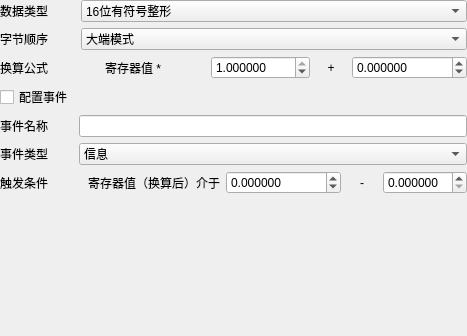
Above: add/addttlvnum.ui from quectel-open-source/QthTools-DTU_Modbus-Win before the change. Below: the same form after it.
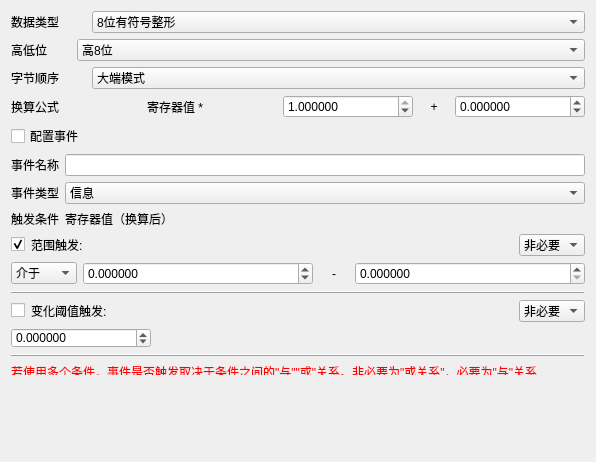
That is the form after the change. Custom widgets are drawn as their Qt base class.

Diff of the .ui file:
```diff
--- a/add/addttlvnum.ui
+++ b/add/addttlvnum.ui
@@ -6,256 +6,64 @@
    <rect>
     <x>0</x>
     <y>0</y>
-    <width>467</width>
-    <height>336</height>
+    <width>596</width>
+    <height>462</height>
    </rect>
   </property>
+  <property name="sizePolicy">
+   <sizepolicy hsizetype="Expanding" vsizetype="Expanding">
+    <horstretch>0</horstretch>
+    <verstretch>0</verstretch>
+   </sizepolicy>
+  </property>
+  <property name="maximumSize">
+   <size>
+    <width>596</width>
+    <height>16777215</height>
+   </size>
+  </property>
   <property name="windowTitle">
    <string>Form</string>
   </property>
   <layout class="QGridLayout" name="gridLayout">
-   <property name="leftMargin">
-    <number>0</number>
-   </property>
-   <property name="topMargin">
-    <number>0</number>
-   </property>
-   <property name="rightMargin">
-    <number>0</number>
-   </property>
-   <item row="4" column="0">
-    <widget class="QLabel" name="label_name">
-     <property name="minimumSize">
-      <size>
-       <width>0</width>
-       <height>0</height>
-      </size>
-     </property>
-     <property name="maximumSize">
-      <size>
-       <width>16777215</width>
-       <height>16777215</height>
-      </size>
-     </property>
-     <property name="text">
-      <string>事件名称</string>
-     </property>
-    </widget>
-   </item>
-   <item row="6" column="0" colspan="2">
+   <item row="1" column="0">
     <layout class="QHBoxLayout" name="horizontalLayout">
      <item>
-      <widget class="QLabel" name="label_condition">
-       <property name="minimumSize">
-        <size>
-         <width>0</width>
-         <height>0</height>
-        </size>
+      <widget class="QLabel" name="label_8">
+       <property name="sizePolicy">
+        <sizepolicy hsizetype="Fixed" vsizetype="Preferred">
+         <horstretch>0</horstretch>
+         <verstretch>0</verstretch>
+        </sizepolicy>
        </property>
-       <property name="maximumSize">
-        <size>
-         <width>16777215</width>
-         <height>16777215</height>
-        </size>
-       </property>
        <property name="text">
-        <string>触发条件</string>
+        <string>高低位       </string>
        </property>
       </widget>
      </item>
      <item>
-      <widget class="QLabel" name="label_value">
-       <property name="maximumSize">
-        <size>
-         <width>16777215</width>
-         <height>16777215</height>
-        </size>
+      <widget class="QComboBox" name="comboBox_order_2">
+       <property name="sizePolicy">
+        <sizepolicy hsizetype="MinimumExpanding" vsizetype="Fixed">
+         <horstretch>0</horstretch>
+         <verstretch>0</verstretch>
+        </sizepolicy>
        </property>
-       <property name="styleSheet">
-        <string notr="true"/>
-       </property>
-       <property name="text">
-        <string>寄存器值（换算后）介于</string>
-       </property>
+       <item>
+        <property name="text">
+         <string>高8位</string>
+        </property>
+       </item>
+       <item>
+        <property name="text">
+         <string>低8位</string>
+        </property>
+       </item>
       </widget>
      </item>
-     <item>
-      <widget class="QDoubleSpinBox" name="register_value_min">
-       <property name="decimals">
-        <number>6</number>
-       </property>
-       <property name="minimum">
-        <double>-18446744073709551616.000000000000000</double>
-       </property>
-       <property name="value">
-        <double>0.000000000000000</double>
-       </property>
-      </widget>
-     </item>
-     <item>
-      <widget class="QLabel" name="label_10">
-       <property name="maximumSize">
-        <size>
-         <width>30</width>
-         <height>16777215</height>
-        </size>
-       </property>
-       <property name="text">
-        <string>-</string>
-       </property>
-       <property name="alignment">
-        <set>Qt::AlignCenter</set>
-       </property>
-      </widget>
-     </item>
-     <item>
-      <widget class="QDoubleSpinBox" name="register_value_max">
-       <property name="decimals">
-        <number>6</number>
-       </property>
-      </widget>
-     </item>
     </layout>
    </item>
-   <item row="4" column="1">
-    <widget class="QLineEdit" name="event_name">
-     <property name="maxLength">
-      <number>64</number>
-     </property>
-    </widget>
-   </item>
-   <item row="2" column="0" colspan="2">
-    <layout class="QHBoxLayout" name="horizontalLayout_2">
-     <item>
-      <widget class="QLabel" name="label_3">
-       <property name="minimumSize">
-        <size>
-         <width>0</width>
-         <height>0</height>
-        </size>
-       </property>
-       <property name="maximumSize">
-        <size>
-         <width>16777215</width>
-         <height>16777215</height>
-        </size>
-       </property>
-       <property name="text">
-        <string>换算公式</string>
-       </property>
-      </widget>
-     </item>
-     <item>
-      <widget class="QLabel" name="label_4">
-       <property name="maximumSize">
-        <size>
-         <width>16777215</width>
-         <height>16777215</height>
-        </size>
-       </property>
-       <property name="text">
-        <string>寄存器值 * </string>
-       </property>
-      </widget>
-     </item>
-     <item>
-      <widget class="MyDoubleSpinBox" name="doubleSpinBox_multiple">
-       <property name="decimals">
-        <number>6</number>
-       </property>
-       <property name="minimum">
-        <double>0.000001000000000</double>
-       </property>
-       <property name="maximum">
-        <double>1.000000000000000</double>
-       </property>
-       <property name="singleStep">
-        <double>0.000001000000000</double>
-       </property>
-       <property name="stepType">
-        <enum>QAbstractSpinBox::DefaultStepType</enum>
-       </property>
-       <property name="value">
-        <double>1.000000000000000</double>
-       </property>
-      </widget>
-     </item>
-     <item>
-      <widget class="QLabel" name="label_5">
-       <property name="maximumSize">
-        <size>
-         <width>30</width>
-         <height>16777215</height>
-        </size>
-       </property>
-       <property name="text">
-        <string>+</string>
-       </property>
-       <property name="alignment">
-        <set>Qt::AlignCenter</set>
-       </property>
-      </widget>
-     </item>
-     <item>
-      <widget class="QDoubleSpinBox" name="doubleSpinBox_increment">
-       <property name="decimals">
-        <number>6</number>
-       </property>
-       <property name="minimum">
-        <double>-999999.999998999992386</double>
-       </property>
-       <property name="maximum">
-        <double>999999.999998999992386</double>
-       </property>
-       <property name="singleStep">
-        <double>0.000001000000000</double>
-       </property>
-      </widget>
-     </item>
-    </layout>
-   </item>
-   <item row="5" column="0">
-    <widget class="QLabel" name="label_type">
-     <property name="minimumSize">
-      <size>
-       <width>0</width>
-       <height>0</height>
-      </size>
-     </property>
-     <property name="maximumSize">
-      <size>
-       <width>16777215</width>
-       <height>16777215</height>
-      </size>
-     </property>
-     <property name="text">
-      <string>事件类型</string>
-     </property>
-    </widget>
-   </item>
-   <item row="7" column="0" colspan="2">
-    <widget class="QWidget" name="widget" native="true"/>
-   </item>
-   <item row="5" column="1">
-    <widget class="QComboBox" name="event_type">
-     <item>
-      <property name="text">
-       <string>信息</string>
-      </property>
-     </item>
-     <item>
-      <property name="text">
-       <string>告警</string>
-      </property>
-     </item>
-     <item>
-      <property name="text">
-       <string>故障</string>
-      </property>
-     </item>
-    </widget>
-   </item>
-   <item row="0" column="0" colspan="2">
+   <item row="0" column="0">
     <layout class="QHBoxLayout" name="horizontalLayout_3">
      <item>
       <widget class="QLabel" name="label">
@@ -278,6 +86,16 @@
      </item>
      <item>
       <widget class="QComboBox" name="comboBox_numType">
+       <item>
+        <property name="text">
+         <string>8位有符号整形</string>
+        </property>
+       </item>
+       <item>
+        <property name="text">
+         <string>8位无符号整形</string>
+        </property>
+       </item>
        <item>
         <property name="text">
          <string>16位有符号整形</string>
@@ -328,16 +146,96 @@
     </layout>
    </item>
    <item row="3" column="0">
-    <widget class="QCheckBox" name="checkBox_event">
-     <property name="text">
-      <string>配置事件</string>
-     </property>
-     <property name="checked">
-      <bool>false</bool>
-     </property>
-    </widget>
+    <layout class="QHBoxLayout" name="horizontalLayout_2">
+     <item>
+      <widget class="QLabel" name="label_3">
+       <property name="minimumSize">
+        <size>
+         <width>0</width>
+         <height>0</height>
+        </size>
+       </property>
+       <property name="maximumSize">
+        <size>
+         <width>16777215</width>
+         <height>16777215</height>
+        </size>
+       </property>
+       <property name="text">
+        <string>换算公式</string>
+       </property>
+      </widget>
+     </item>
+     <item>
+      <widget class="QLabel" name="label_4">
+       <property name="maximumSize">
+        <size>
+         <width>16777215</width>
+         <height>16777215</height>
+        </size>
+       </property>
+       <property name="text">
+        <string>寄存器值 * </string>
+       </property>
+      </widget>
+     </item>
+     <item>
+      <widget class="MyDoubleSpinBox" name="doubleSpinBox_multiple">
+       <property name="decimals">
+        <number>6</number>
+       </property>
+       <property name="minimum">
+        <double>0.000001000000000</double>
+       </property>
+       <property name="maximum">
+        <double>1.000000000000000</double>
+       </property>
+       <property name="singleStep">
+        <double>0.000001000000000</double>
+       </property>
+       <property name="stepType">
+        <enum>QAbstractSpinBox::DefaultStepType</enum>
+       </property>
+       <property name="value">
+        <double>1.000000000000000</double>
+       </property>
+      </widget>
+     </item>
+     <item>
+      <widget class="QLabel" name="label_5">
+       <property name="maximumSize">
+        <size>
+         <width>30</width>
+         <height>16777215</height>
+        </size>
+       </property>
+       <property name="text">
+        <string>+</string>
+       </property>
+       <property name="alignment">
+        <set>Qt::AlignCenter</set>
+       </property>
+      </widget>
+     </item>
+     <item>
+      <widget class="QDoubleSpinBox" name="doubleSpinBox_increment">
+       <property name="decimals">
+        <number>6</number>
+       </property>
+       <property name="minimum">
+        <double>-999999.999998999992386</double>
+       </property>
+       <property name="maximum">
+        <double>999999.999998999992386</double>
+       </property>
+       <property name="singleStep">
+        <double>0.000001000000000</double>
+       </property>
+      </widget>
+     </item>
+    </layout>
    </item>
-   <item row="1" column="0" colspan="2">
+   <item row="2" column="0">
     <layout class="QHBoxLayout" name="horizontalLayout_4">
      <item>
       <widget class="QLabel" name="label_2">
@@ -384,6 +282,469 @@
      </item>
     </layout>
    </item>
+   <item row="4" column="0">
+    <widget class="QCheckBox" name="checkBox_event">
+     <property name="text">
+      <string>配置事件</string>
+     </property>
+     <property name="checked">
+      <bool>false</bool>
+     </property>
+    </widget>
+   </item>
+   <item row="8" column="0">
+    <widget class="QWidget" name="widget_2" native="true">
+     <property name="sizePolicy">
+      <sizepolicy hsizetype="Expanding" vsizetype="Expanding">
+       <horstretch>0</horstretch>
+       <verstretch>0</verstretch>
+      </sizepolicy>
+     </property>
+    </widget>
+   </item>
+   <item row="6" column="0">
+    <layout class="QVBoxLayout" name="verticalLayout_3">
+     <item>
+      <widget class="QFrame" name="frame_2">
+       <property name="sizePolicy">
+        <sizepolicy hsizetype="Expanding" vsizetype="Fixed">
+         <horstretch>0</horstretch>
+         <verstretch>0</verstretch>
+        </sizepolicy>
+       </property>
+       <property name="frameShape">
+        <enum>QFrame::HLine</enum>
+       </property>
+       <property name="frameShadow">
+        <enum>QFrame::Raised</enum>
+       </property>
+      </widget>
+     </item>
+    </layout>
+   </item>
+   <item row="5" column="0">
+    <layout class="QVBoxLayout" name="verticalLayout_4">
+     <item>
+      <layout class="QGridLayout" name="gridLayout_5">
+       <item row="1" column="0">
+        <widget class="QLabel" name="label_type">
+         <property name="minimumSize">
+          <size>
+           <width>0</width>
+           <height>0</height>
+          </size>
+         </property>
+         <property name="maximumSize">
+          <size>
+           <width>16777215</width>
+           <height>16777215</height>
+          </size>
+         </property>
+         <property name="text">
+          <string>事件类型</string>
+         </property>
+        </widget>
+       </item>
+       <item row="1" column="1">
+        <widget class="QComboBox" name="event_type">
+         <item>
+          <property name="text">
+           <string>信息</string>
+          </property>
+         </item>
+         <item>
+          <property name="text">
+           <string>告警</string>
+          </property>
+         </item>
+         <item>
+          <property name="text">
+           <string>故障</string>
+          </property>
+         </item>
+        </widget>
+       </item>
+       <item row="0" column="1">
+        <widget class="QLineEdit" name="event_name">
+         <property name="maxLength">
+          <number>64</number>
+         </property>
+        </widget>
+       </item>
+       <item row="2" column="0">
+        <widget class="QLabel" name="label_condition">
+         <property name="sizePolicy">
+          <sizepolicy hsizetype="Fixed" vsizetype="Preferred">
+           <horstretch>0</horstretch>
+           <verstretch>0</verstretch>
+          </sizepolicy>
+         </property>
+         <property name="minimumSize">
+          <size>
+           <width>0</width>
+           <height>0</height>
+          </size>
+         </property>
+         <property name="maximumSize">
+          <size>
+           <width>16777215</width>
+           <height>16777215</height>
+          </size>
+         </property>
+         <property name="text">
+          <string>触发条件</string>
+         </property>
+        </widget>
+       </item>
+       <item row="2" column="1">
+        <widget class="QLabel" name="label_value">
+         <property name="sizePolicy">
+          <sizepolicy hsizetype="Fixed" vsizetype="Preferred">
+           <horstretch>0</horstretch>
+           <verstretch>0</verstretch>
+          </sizepolicy>
+         </property>
+         <property name="maximumSize">
+          <size>
+           <width>16777215</width>
+           <height>16777215</height>
+          </size>
+         </property>
+         <property name="styleSheet">
+          <string notr="true"/>
+         </property>
+         <property name="text">
+          <string>寄存器值（换算后）</string>
+         </property>
+        </widget>
+       </item>
+       <item row="0" column="0">
+        <widget class="QLabel" name="label_name">
+         <property name="minimumSize">
+          <size>
+           <width>0</width>
+           <height>0</height>
+          </size>
+         </property>
+         <property name="maximumSize">
+          <size>
+           <width>16777215</width>
+           <height>16777215</height>
+          </size>
+         </property>
+         <property name="text">
+          <string>事件名称</string>
+         </property>
+        </widget>
+       </item>
+      </layout>
+     </item>
+     <item>
+      <layout class="QHBoxLayout" name="horizontalLayout_8">
+       <item>
+        <widget class="QCheckBox" name="FlagCondition1">
+         <property name="sizePolicy">
+          <sizepolicy hsizetype="Fixed" vsizetype="Fixed">
+           <horstretch>0</horstretch>
+           <verstretch>0</verstretch>
+          </sizepolicy>
+         </property>
+         <property name="text">
+          <string/>
+         </property>
+         <property name="checkable">
+          <bool>true</bool>
+         </property>
+         <property name="checked">
+          <bool>true</bool>
+         </property>
+         <property name="tristate">
+          <bool>false</bool>
+         </property>
+        </widget>
+       </item>
+       <item>
+        <widget class="QLabel" name="label_6">
+         <property name="sizePolicy">
+          <sizepolicy hsizetype="Preferred" vsizetype="Preferred">
+           <horstretch>0</horstretch>
+           <verstretch>0</verstretch>
+          </sizepolicy>
+         </property>
+         <property name="text">
+          <string>范围触发:  </string>
+         </property>
+        </widget>
+       </item>
+       <item>
+        <widget class="QComboBox" name="event_range_mode">
+         <property name="sizePolicy">
+          <sizepolicy hsizetype="Fixed" vsizetype="Fixed">
+           <horstretch>0</horstretch>
+           <verstretch>0</verstretch>
+          </sizepolicy>
+         </property>
+         <property name="currentIndex">
+          <number>0</number>
+         </property>
+         <property name="maxVisibleItems">
+          <number>2</number>
+         </property>
+         <item>
+          <property name="text">
+           <string>非必要</string>
+          </property>
+         </item>
+         <item>
+          <property name="text">
+           <string>必要</string>
+          </property>
+         </item>
+        </widget>
+       </item>
+      </layout>
+     </item>
+     <item>
+      <widget class="QWidget" name="widget" native="true">
+       <layout class="QVBoxLayout" name="verticalLayout">
+        <property name="leftMargin">
+         <number>0</number>
+        </property>
+        <property name="topMargin">
+         <number>0</number>
+        </property>
+        <property name="rightMargin">
+         <number>0</number>
+        </property>
+        <property name="bottomMargin">
+         <number>0</number>
+        </property>
+        <item>
+         <layout class="QHBoxLayout" name="horizontalLayout_5">
+          <item>
+           <widget class="QComboBox" name="event_num_flag">
+            <property name="sizePolicy">
+             <sizepolicy hsizetype="Fixed" vsizetype="Fixed">
+              <horstretch>0</horstretch>
+              <verstretch>0</verstretch>
+             </sizepolicy>
+            </property>
+            <item>
+             <property name="text">
+              <string>介于</string>
+             </property>
+            </item>
+            <item>
+             <property name="text">
+              <string>不介于</string>
+             </property>
+            </item>
+           </widget>
+          </item>
+          <item>
+           <widget class="QDoubleSpinBox" name="register_value_min">
+            <property name="sizePolicy">
+             <sizepolicy hsizetype="Minimum" vsizetype="Fixed">
+              <horstretch>0</horstretch>
+              <verstretch>0</verstretch>
+             </sizepolicy>
+            </property>
+            <property name="decimals">
+             <number>6</number>
+            </property>
+            <property name="minimum">
+             <double>-18446744073709551616.000000000000000</double>
+            </property>
+            <property name="value">
+             <double>0.000000000000000</double>
+            </property>
+           </widget>
+          </item>
+          <item>
+           <widget class="QLabel" name="label_10">
+            <property name="maximumSize">
+             <size>
+              <width>30</width>
+              <height>16777215</height>
+             </size>
+            </property>
+            <property name="text">
+             <string>-</string>
+            </property>
+            <property name="alignment">
+             <set>Qt::AlignCenter</set>
+            </property>
+           </widget>
+          </item>
+          <item>
+           <widget class="QDoubleSpinBox" name="register_value_max">
+            <property name="decimals">
+             <number>6</number>
+            </property>
+           </widget>
+          </item>
+         </layout>
+        </item>
+       </layout>
+      </widget>
+     </item>
+     <item>
+      <layout class="QVBoxLayout" name="verticalLayout_2">
+       <item>
+        <widget class="QFrame" name="frame">
+         <property name="sizePolicy">
+          <sizepolicy hsizetype="Expanding" vsizetype="Fixed">
+           <horstretch>0</horstretch>
+           <verstretch>0</verstretch>
+          </sizepolicy>
+         </property>
+         <property name="maximumSize">
+          <size>
+           <width>16777215</width>
+           <height>3</height>
+          </size>
+         </property>
+         <property name="frameShape">
+          <enum>QFrame::HLine</enum>
+         </property>
+         <property name="frameShadow">
+          <enum>QFrame::Raised</enum>
+         </property>
+        </widget>
+       </item>
+      </layout>
+     </item>
+     <item>
+      <layout class="QHBoxLayout" name="horizontalLayout_9">
+       <item>
+        <widget class="QCheckBox" name="FlagCondition2">
+         <property name="sizePolicy">
+          <sizepolicy hsizetype="Fixed" vsizetype="Fixed">
+           <horstretch>0</horstretch>
+           <verstretch>0</verstretch>
+          </sizepolicy>
+         </property>
+         <property name="text">
+          <string/>
+         </property>
+        </widget>
+       </item>
+       <item>
+        <widget class="QLabel" name="label_7">
+         <property name="sizePolicy">
+          <sizepolicy hsizetype="Preferred" vsizetype="Fixed">
+           <horstretch>0</horstretch>
+           <verstretch>0</verstretch>
+          </sizepolicy>
+         </property>
+         <property name="text">
+          <string>变化阈值触发:</string>
+         </property>
+        </widget>
+       </item>
+       <item>
+        <widget class="QComboBox" name="event_change_mode">
+         <property name="sizePolicy">
+          <sizepolicy hsizetype="Fixed" vsizetype="Fixed">
+           <horstretch>0</horstretch>
+           <verstretch>0</verstretch>
+          </sizepolicy>
+         </property>
+         <property name="currentIndex">
+          <number>0</number>
+         </property>
+         <property name="maxVisibleItems">
+          <number>2</number>
+         </property>
+         <item>
+          <property name="text">
+           <string>非必要</string>
+          </property>
+         </item>
+         <item>
+          <property name="text">
+           <string>必要</string>
+          </property>
+         </item>
+        </widget>
+       </item>
+      </layout>
+     </item>
+     <item>
+      <layout class="QHBoxLayout" name="horizontalLayout_10">
+       <item>
+        <widget class="QDoubleSpinBox" name="register_value_change">
+         <property name="sizePolicy">
+          <sizepolicy hsizetype="Fixed" vsizetype="Preferred">
+           <horstretch>0</horstretch>
+           <verstretch>0</verstretch>
+          </sizepolicy>
+         </property>
+         <property name="minimumSize">
+          <size>
+           <width>140</width>
+           <height>20</height>
+          </size>
+         </property>
+         <property name="maximumSize">
+          <size>
+           <width>500</width>
+           <height>20</height>
+          </size>
+         </property>
+         <property name="decimals">
+          <number>6</number>
+         </property>
+         <property name="minimum">
+          <double>-18446744073709551616.000000000000000</double>
+         </property>
+         <property name="value">
+          <double>0.000000000000000</double>
+         </property>
+        </widget>
+       </item>
+       <item>
+        <spacer name="horizontalSpacer">
+         <property name="orientation">
+          <enum>Qt::Horizontal</enum>
+         </property>
+         <property name="sizeHint" stdset="0">
+          <size>
+           <width>40</width>
+           <height>20</height>
+          </size>
+         </property>
+        </spacer>
+       </item>
+      </layout>
+     </item>
+    </layout>
+   </item>
+   <item row="7" column="0">
+    <widget class="QLabel" name="label_9">
+     <property name="sizePolicy">
+      <sizepolicy hsizetype="Preferred" vsizetype="Fixed">
+       <horstretch>0</horstretch>
+       <verstretch>0</verstretch>
+      </sizepolicy>
+     </property>
+     <property name="maximumSize">
+      <size>
+       <width>16777215</width>
+       <height>12</height>
+      </size>
+     </property>
+     <property name="styleSheet">
+      <string notr="true">color: red;</string>
+     </property>
+     <property name="lineWidth">
+      <number>2</number>
+     </property>
+     <property name="text">
+      <string>&lt;html&gt;&lt;head/&gt;&lt;body&gt;&lt;p&gt;若使用多个条件，事件是否触发取决于条件之间的&amp;quot;与&amp;quot;&amp;quot;或&amp;quot;关系。非必要为&amp;quot;或关系&amp;quot;，必要为&amp;quot;与&amp;quot;关系. &lt;/p&gt;&lt;/body&gt;&lt;/html&gt;</string>
+     </property>
+    </widget>
+   </item>
   </layout>
  </widget>
  <customwidgets>
```
Left out of the diff: 10 changed lines with no effect on the pictures.
